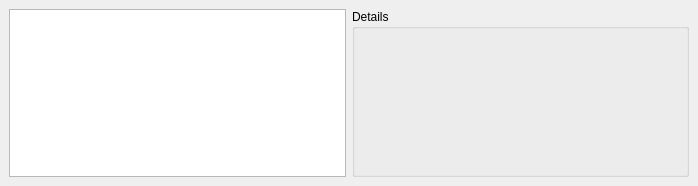
The window that src/core/gui/serverdetailsdock.ui (Destroyerrrocket/doomseeker-unofficial) describes before a commit, drawn with Qt 5.
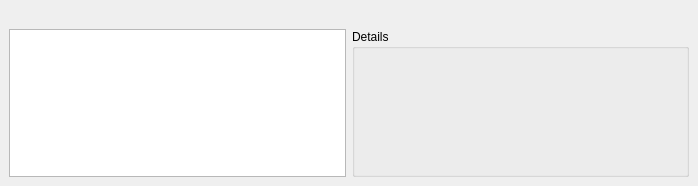
The same window after the commit.

Commit message: - Display server name in server details dock.

```diff
--- a/src/core/gui/serverdetailsdock.ui
+++ b/src/core/gui/serverdetailsdock.ui
@@ -14,7 +14,16 @@
    <string>Server Details</string>
   </property>
   <widget class="QWidget" name="dockWidgetContents">
-   <layout class="QHBoxLayout" name="horizontalLayout">
+   <layout class="QVBoxLayout" name="verticalLayout">
+    <item>
+     <widget class="QLabel" name="lblServer">
+      <property name="text">
+       <string>&lt;server&gt;</string>
+      </property>
+     </widget>
+    </item>
+    <item>
+     <layout class="QHBoxLayout" name="dataLayout">
     <item>
      <widget class="QScrollArea" name="scrollArea">
       <property name="widgetResizable">
@@ -26,7 +35,7 @@
          <x>0</x>
          <y>0</y>
          <width>334</width>
-         <height>147</height>
+           <height>123</height>
         </rect>
        </property>
        <property name="styleSheet">
@@ -87,6 +96,8 @@
        </item>
       </layout>
      </widget>
+      </item>
+     </layout>
     </item>
    </layout>
   </widget>
```
Lines whose indentation alone changed are shown as unchanged. The commit also changes 1 other file.
